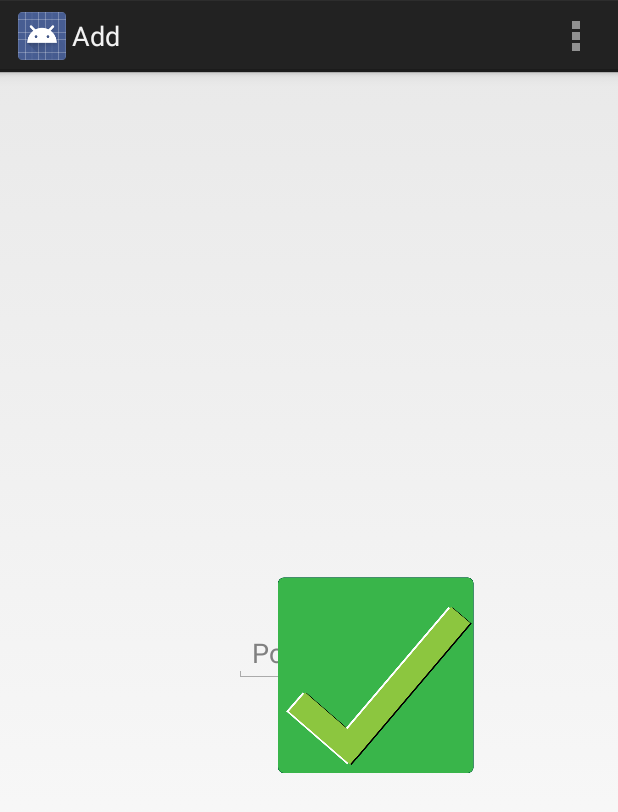
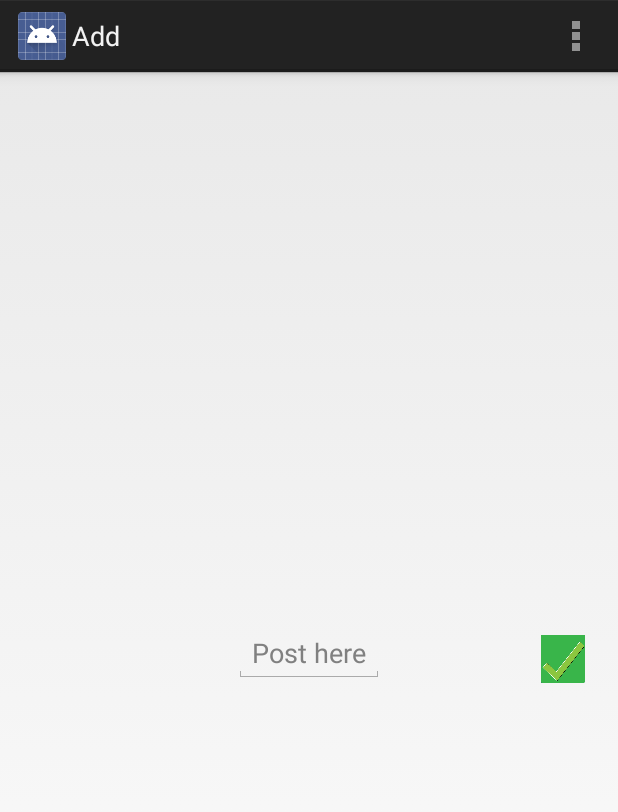
Before and after one commit to lhobbs/TriggerApp, an Android app: the Home screen opened directly, with no data from a screen before it, after a tap on an icon or button, on a phone screen of 412 x 824 dp. Shown: the top 812 px of the screen. Run offline under Robolectric (Android 15) with nearby library versions, the light colour scheme and no system bars.

Commit message:
changed buttons

```diff
--- a/app/src/main/AndroidManifest.xml
+++ b/app/src/main/AndroidManifest.xml
@@ -39,10 +39,7 @@
             android:name=".Add"
             android:label="@string/title_activity_add" >
         </activity>
-        <activity
-            android:name=".SplashScreen"
-            android:label="@string/title_activity_home" >
-        </activity>
+
     </application>
 
 </manifest>
--- a/app/src/main/java/trigger/googlehack/trigger/MainActivity.java
+++ b/app/src/main/java/trigger/googlehack/trigger/MainActivity.java
@@ -25,7 +25,7 @@ public class MainActivity extends Activity {
     @Override
     public boolean onCreateOptionsMenu(Menu menu) {
         // Inflate the menu; this adds items to the action bar if it is present.
-        getMenuInflater().inflate(R.menu.main_activity, menu);
+        //getMenuInflater().inflate(R.menu.activity_main_activity, menu);
         return true;
     }
 
--- a/app/src/main/res/layout/activity_add.xml
+++ b/app/src/main/res/layout/activity_add.xml
@@ -12,10 +12,10 @@
         android:hint="Post here" />
 
     <Button
-        android:layout_width="wrap_content"
-        android:layout_height="wrap_content"
         android:background="@drawable/check2"
         android:id="@+id/button"
         android:layout_gravity="right|center_vertical"
-        android:onClick="post" />
+        android:onClick="post"
+        android:layout_width="60dp"
+        android:layout_height="50dp"/>
 </FrameLayout>
--- a/app/src/main/res/menu/home.xml
+++ b/app/src/main/res/menu/home.xml
@@ -1,8 +1,4 @@
-<menu xmlns:android="http://schemas.android.com/apk/res/android"
-    xmlns:tools="http://schemas.android.com/tools"
-    tools:context=".Home" >
-    <item android:id="@+id/action_new_post"
-        android:icon="@drawable/add"
-        android:title="@string/new_post"
-        android:showAsAction="ifRoom" />
+<menu xmlns:tools="http://schemas.android.com/tools"
+    tools:context=".Home">
+
 </menu>
```
Also changed, not shown: app/src/main/java/trigger/googlehack/trigger/Home.java (+11 -0 lines), 1 other file.
